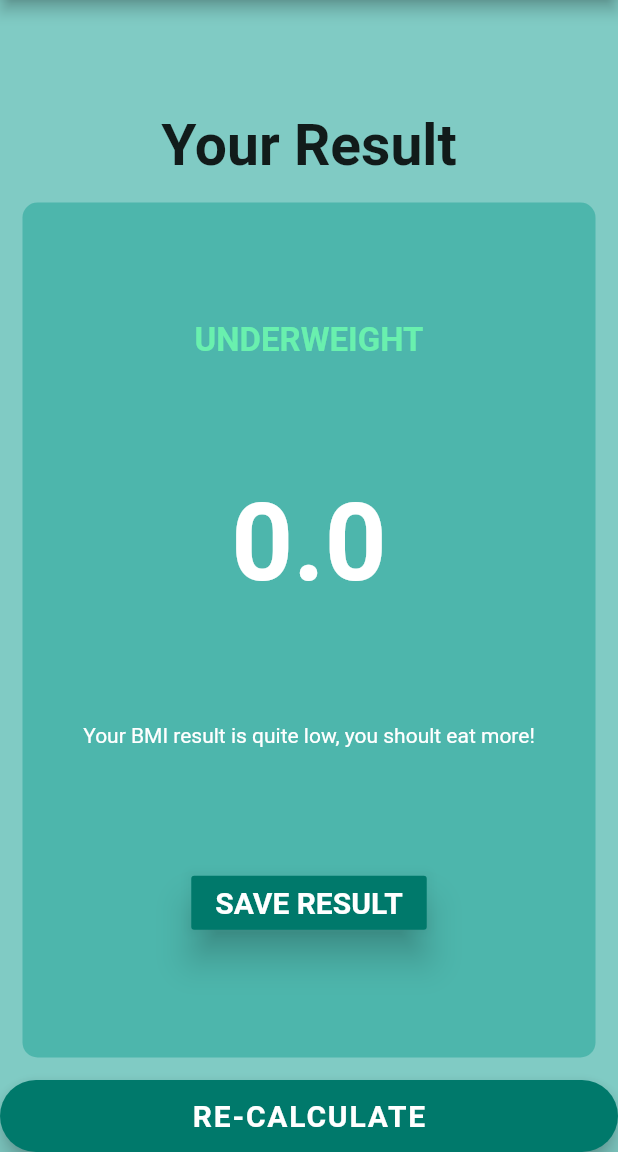
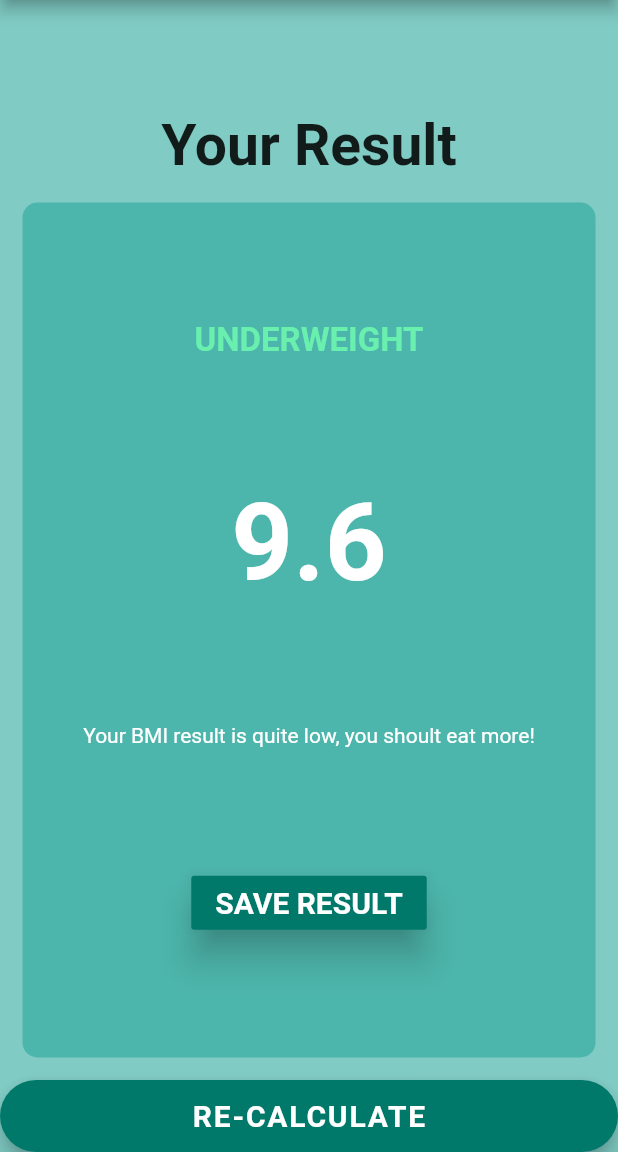
Before and after one commit to johnnylyimo/Flutter_BMI_SmartCalculator, a Flutter app: the screen it shows after launch, after a tap on "CALCULATE YOUR BMI", on a phone screen of 412 x 824 dp, the part 84-1236 px from its top. Run offline on Flutter 3.47's test engine with Material 2 defaults, Android fonts, the phone set to English and light mode, and no system bars; our stand-ins replace font_awesome_flutter.

Commit message:
Converted height in cm to meter by divide by 100

```diff
--- a/lib/data_model/model.dart
+++ b/lib/data_model/model.dart
@@ -8,7 +8,8 @@ class BMICalculator {
   double _bmi;
 
   String computeBMI() {
-    _bmi = weight / pow(height, 2);
+    _bmi = weight /
+        pow(height / 100, 2); // convert height in cm to meter by divide by 100
     return _bmi.toStringAsFixed(1);
   }
 
```
